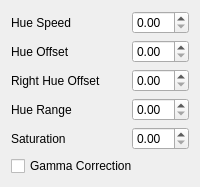
Old version of the form Effects/CgsLedWaveform/CgsLedWaveform.ui in the repository cgytrus/OpenRGBEffectsPlugin.
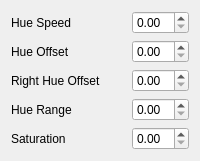
New version of the form.

Commit message: gamma correction on all cgsled effects

```diff
--- a/Effects/CgsLedWaveform/CgsLedWaveform.ui
+++ b/Effects/CgsLedWaveform/CgsLedWaveform.ui
@@ -61,19 +61,6 @@
    <item row="4" column="1">
     <widget class="QDoubleSpinBox" name="saturation" />
    </item>
-   <item row="5" column="0" colspan="2">
-    <widget class="QCheckBox" name="gammaCorrection">
-     <property name="sizePolicy">
-      <sizepolicy hsizetype="Preferred" vsizetype="Fixed">
-       <horstretch>0</horstretch>
-       <verstretch>0</verstretch>
-      </sizepolicy>
-     </property>
-     <property name="text">
-      <string>Gamma Correction</string>
-     </property>
-    </widget>
-   </item>
   </layout>
  </widget>
  <customwidgets>
```
The commit also changes 8 other files.
